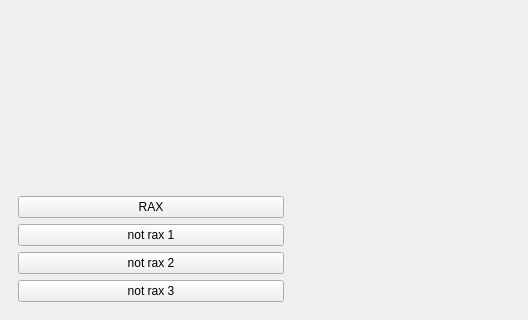
This is gui_layout.ui in PeterDulworth/PhyloVis as Qt 5 draws it before an edit; both pictures show x 0 to 528 and y 316 to 636 of the 528 by 636 pixel window. The edited form follows.
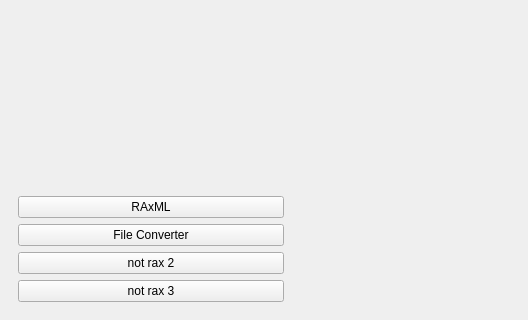
This is the edited form. The open tabs and pages were chosen to show the change.

Commit message: renamed to 'file converter page'

Diff of the .ui file:
```diff
--- a/gui_layout.ui
+++ b/gui_layout.ui
@@ -106,7 +106,7 @@
                <enum>Qt::NoFocus</enum>
               </property>
               <property name="text">
-               <string>RAX</string>
+               <string>RAxML</string>
               </property>
              </widget>
             </item>
@@ -116,7 +116,7 @@
                <enum>Qt::NoFocus</enum>
               </property>
               <property name="text">
-               <string>not rax 1</string>
+               <string>File Converter</string>
               </property>
              </widget>
             </item>
```
Left out of the diff: 2 changed lines with no effect on the pictures. The commit also changes 1 other file.
